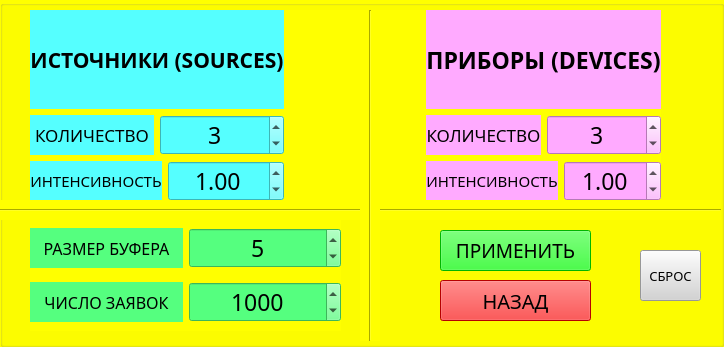
Before: the Qt Designer form smo/smo/settingswindow.ui in grih9/SMO21, drawn with Qt 5.
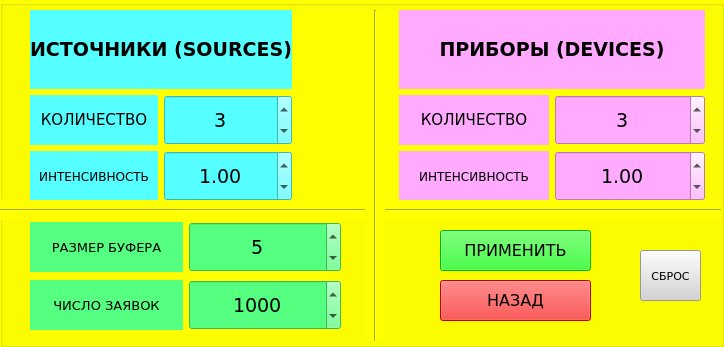
After: the same form once the commit is applied.

Diff of the .ui file:
```diff
--- a/smo/smo/settingswindow.ui
+++ b/smo/smo/settingswindow.ui
@@ -33,7 +33,7 @@
     <rect>
      <x>30</x>
      <y>10</y>
-     <width>631</width>
+     <width>675</width>
      <height>191</height>
     </rect>
    </property>
@@ -44,8 +44,8 @@
        <widget class="QLabel" name="label_6">
         <property name="font">
          <font>
-          <family>Sitka Display</family>
-          <pointsize>16</pointsize>
+          <family>Verdana</family>
+          <pointsize>14</pointsize>
           <weight>75</weight>
           <bold>true</bold>
          </font>
@@ -67,8 +67,8 @@
          <widget class="QLabel" name="label">
           <property name="font">
            <font>
-            <family>Sitka</family>
-            <pointsize>13</pointsize>
+            <family>Verdana</family>
+            <pointsize>11</pointsize>
            </font>
           </property>
           <property name="styleSheet">
@@ -84,10 +84,16 @@
         </item>
         <item>
          <widget class="QSpinBox" name="sourcesNum">
+          <property name="minimumSize">
+           <size>
+            <width>0</width>
+            <height>50</height>
+           </size>
+          </property>
           <property name="font">
            <font>
-            <family>Sitka</family>
-            <pointsize>17</pointsize>
+            <family>Verdana</family>
+            <pointsize>14</pointsize>
            </font>
           </property>
           <property name="styleSheet">
@@ -115,8 +121,8 @@
          <widget class="QLabel" name="label_2">
           <property name="font">
            <font>
-            <family>Sitka</family>
-            <pointsize>11</pointsize>
+            <family>Verdana</family>
+            <pointsize>9</pointsize>
            </font>
           </property>
           <property name="styleSheet">
@@ -132,10 +138,16 @@
         </item>
         <item>
          <widget class="QDoubleSpinBox" name="lambdaSource">
+          <property name="minimumSize">
+           <size>
+            <width>0</width>
+            <height>50</height>
+           </size>
+          </property>
           <property name="font">
            <font>
-            <family>Sitka</family>
-            <pointsize>17</pointsize>
+            <family>Verdana</family>
+            <pointsize>14</pointsize>
            </font>
           </property>
           <property name="styleSheet">
@@ -181,8 +193,8 @@
        <widget class="QLabel" name="label_5">
         <property name="font">
          <font>
-          <family>Sitka Display</family>
-          <pointsize>17</pointsize>
+          <family>Verdana</family>
+          <pointsize>14</pointsize>
           <weight>75</weight>
           <bold>true</bold>
          </font>
@@ -202,10 +214,22 @@
        <layout class="QHBoxLayout" name="horizontalLayout_6">
         <item>
          <widget class="QLabel" name="label_3">
+          <property name="minimumSize">
+           <size>
+            <width>150</width>
+            <height>0</height>
+           </size>
+          </property>
+          <property name="baseSize">
+           <size>
+            <width>0</width>
+            <height>0</height>
+           </size>
+          </property>
           <property name="font">
            <font>
-            <family>Sitka</family>
-            <pointsize>13</pointsize>
+            <family>Verdana</family>
+            <pointsize>11</pointsize>
            </font>
           </property>
           <property name="styleSheet">
@@ -221,10 +245,16 @@
         </item>
         <item>
          <widget class="QSpinBox" name="devicesNum">
+          <property name="minimumSize">
+           <size>
+            <width>150</width>
+            <height>50</height>
+           </size>
+          </property>
           <property name="font">
            <font>
-            <family>Sitka</family>
-            <pointsize>17</pointsize>
+            <family>Verdana</family>
+            <pointsize>14</pointsize>
            </font>
           </property>
           <property name="styleSheet">
@@ -251,10 +281,16 @@
        <layout class="QHBoxLayout" name="horizontalLayout_5">
         <item>
          <widget class="QLabel" name="label_4">
+          <property name="minimumSize">
+           <size>
+            <width>150</width>
+            <height>0</height>
+           </size>
+          </property>
           <property name="font">
            <font>
-            <family>Sitka</family>
-            <pointsize>11</pointsize>
+            <family>Verdana</family>
+            <pointsize>9</pointsize>
            </font>
           </property>
           <property name="styleSheet">
@@ -270,10 +306,16 @@
         </item>
         <item>
          <widget class="QDoubleSpinBox" name="lambdaDevice">
+          <property name="minimumSize">
+           <size>
+            <width>150</width>
+            <height>50</height>
+           </size>
+          </property>
           <property name="font">
            <font>
-            <family>Sitka</family>
-            <pointsize>17</pointsize>
+            <family>Verdana</family>
+            <pointsize>14</pointsize>
            </font>
           </property>
           <property name="styleSheet">
@@ -308,7 +350,7 @@
      <x>30</x>
      <y>220</y>
      <width>311</width>
-     <height>111</height>
+     <height>113</height>
     </rect>
    </property>
    <layout class="QVBoxLayout" name="verticalLayout_4">
@@ -318,8 +360,8 @@
        <widget class="QLabel" name="label_7">
         <property name="font">
          <font>
-          <family>Sitka</family>
-          <pointsize>12</pointsize>
+          <family>Verdana</family>
+          <pointsize>10</pointsize>
          </font>
         </property>
         <property name="styleSheet">
@@ -335,10 +377,16 @@
       </item>
       <item>
        <widget class="QSpinBox" name="bufferSize">
+        <property name="minimumSize">
+         <size>
+          <width>0</width>
+          <height>50</height>
+         </size>
+        </property>
         <property name="font">
          <font>
-          <family>Sitka</family>
-          <pointsize>17</pointsize>
+          <family>Verdana</family>
+          <pointsize>14</pointsize>
          </font>
         </property>
         <property name="styleSheet">
@@ -369,8 +417,8 @@
        <widget class="QLabel" name="label_8">
         <property name="font">
          <font>
-          <family>Sitka</family>
-          <pointsize>12</pointsize>
+          <family>Verdana</family>
+          <pointsize>10</pointsize>
          </font>
         </property>
         <property name="styleSheet">
@@ -386,10 +434,16 @@
       </item>
       <item>
        <widget class="QSpinBox" name="genNum">
+        <property name="minimumSize">
+         <size>
+          <width>0</width>
+          <height>50</height>
+         </size>
+        </property>
         <property name="font">
          <font>
-          <family>Sitka</family>
-          <pointsize>17</pointsize>
+          <family>Verdana</family>
+          <pointsize>14</pointsize>
          </font>
         </property>
         <property name="styleSheet">
@@ -430,8 +484,8 @@
    </property>
    <property name="font">
     <font>
-     <family>Sitka</family>
-     <pointsize>14</pointsize>
+     <family>Verdana</family>
+     <pointsize>12</pointsize>
     </font>
    </property>
    <property name="cursor">
@@ -455,8 +509,8 @@
    </property>
    <property name="font">
     <font>
-     <family>Sitka</family>
-     <pointsize>15</pointsize>
+     <family>Verdana</family>
+     <pointsize>12</pointsize>
     </font>
    </property>
    <property name="cursor">
@@ -488,7 +542,7 @@
   <widget class="Line" name="line_2">
    <property name="geometry">
     <rect>
-     <x>360</x>
+     <x>365</x>
      <y>10</y>
      <width>20</width>
      <height>331</height>
@@ -509,8 +563,8 @@
    </property>
    <property name="font">
     <font>
-     <family>Sitka</family>
-     <pointsize>10</pointsize>
+     <family>Verdana</family>
+     <pointsize>8</pointsize>
     </font>
    </property>
    <property name="styleSheet">
```
